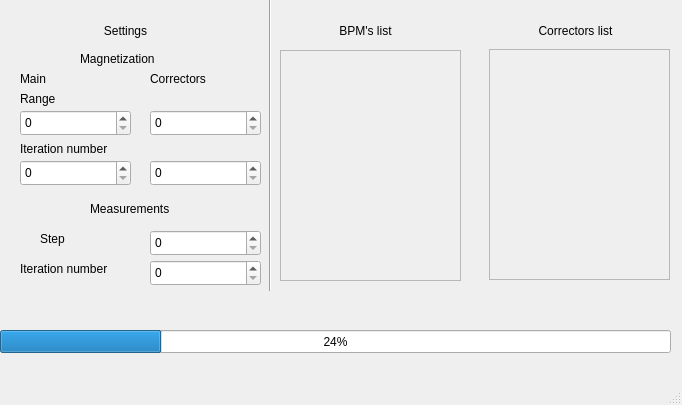
Qt form rma_main_window.ui (vitaliibalakin/c_orbit) before a commit.
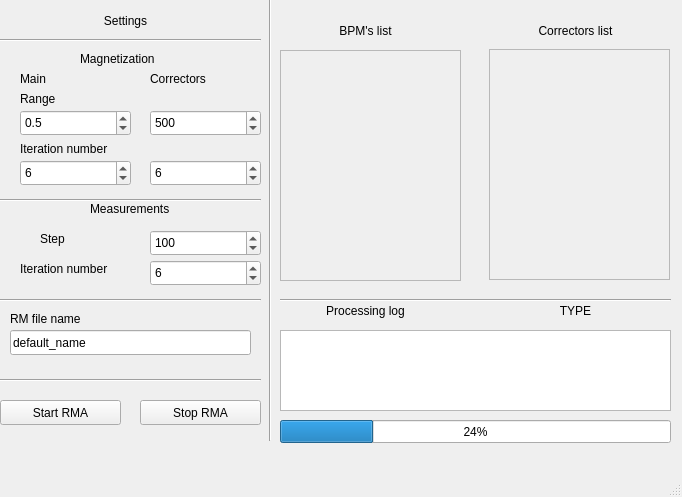
The same form after that commit.

Commit message: user interface finished next step - tests

Patch:
```diff
--- a/rma_main_window.ui
+++ b/rma_main_window.ui
@@ -7,7 +7,7 @@
     <x>0</x>
     <y>0</y>
     <width>682</width>
-    <height>405</height>
+    <height>497</height>
    </rect>
   </property>
   <property name="windowTitle">
@@ -18,7 +18,7 @@
     <property name="geometry">
      <rect>
       <x>10</x>
-      <y>20</y>
+      <y>10</y>
       <width>231</width>
       <height>21</height>
      </rect>
@@ -33,9 +33,9 @@
    <widget class="QProgressBar" name="progress_bar">
     <property name="geometry">
      <rect>
-      <x>0</x>
-      <y>330</y>
-      <width>671</width>
+      <x>280</x>
+      <y>420</y>
+      <width>391</width>
       <height>23</height>
      </rect>
     </property>
@@ -62,7 +62,7 @@
       <x>260</x>
       <y>-10</y>
       <width>20</width>
-      <height>301</height>
+      <height>451</height>
      </rect>
     </property>
     <property name="orientation">
@@ -84,6 +84,9 @@
     <property name="singleStep">
      <number>100</number>
     </property>
+    <property name="value">
+     <number>500</number>
+    </property>
    </widget>
    <widget class="QLabel" name="label_3">
     <property name="geometry">
@@ -98,22 +101,6 @@
      <string>Iteration number</string>
     </property>
    </widget>
-   <widget class="QSpinBox" name="mag_range_main">
-    <property name="geometry">
-     <rect>
-      <x>20</x>
-      <y>110</y>
-      <width>111</width>
-      <height>26</height>
-     </rect>
-    </property>
-    <property name="maximum">
-     <number>10</number>
-    </property>
-    <property name="singleStep">
-     <number>1</number>
-    </property>
-   </widget>
    <widget class="QLabel" name="label_4">
     <property name="geometry">
      <rect>
@@ -168,6 +155,9 @@
     <property name="singleStep">
      <number>1</number>
     </property>
+    <property name="value">
+     <number>6</number>
+    </property>
    </widget>
    <widget class="QSpinBox" name="mag_iter_cor">
     <property name="geometry">
@@ -184,6 +174,9 @@
     <property name="singleStep">
      <number>1</number>
     </property>
+    <property name="value">
+     <number>6</number>
+    </property>
    </widget>
    <widget class="QLabel" name="label_7">
     <property name="geometry">
@@ -226,6 +219,9 @@
     <property name="singleStep">
      <number>100</number>
     </property>
+    <property name="value">
+     <number>100</number>
+    </property>
    </widget>
    <widget class="QSpinBox" name="mag_iter_main_2">
     <property name="geometry">
@@ -242,6 +238,9 @@
     <property name="singleStep">
      <number>1</number>
     </property>
+    <property name="value">
+     <number>6</number>
+    </property>
    </widget>
    <widget class="QLabel" name="label_9">
     <property name="geometry">
@@ -320,6 +319,187 @@
      <set>Qt::AlignCenter</set>
     </property>
    </widget>
+   <widget class="QPushButton" name="btn_start_rma">
+    <property name="geometry">
+     <rect>
+      <x>0</x>
+      <y>400</y>
+      <width>121</width>
+      <height>25</height>
+     </rect>
+    </property>
+    <property name="text">
+     <string>Start RMA</string>
+    </property>
+   </widget>
+   <widget class="QPushButton" name="btn_stop_rma">
+    <property name="geometry">
+     <rect>
+      <x>140</x>
+      <y>400</y>
+      <width>121</width>
+      <height>25</height>
+     </rect>
+    </property>
+    <property name="text">
+     <string>Stop RMA</string>
+    </property>
+   </widget>
+   <widget class="QTextEdit" name="textEdit">
+    <property name="geometry">
+     <rect>
+      <x>280</x>
+      <y>330</y>
+      <width>391</width>
+      <height>81</height>
+     </rect>
+    </property>
+   </widget>
+   <widget class="Line" name="line_2">
+    <property name="geometry">
+     <rect>
+      <x>280</x>
+      <y>290</y>
+      <width>391</width>
+      <height>20</height>
+     </rect>
+    </property>
+    <property name="orientation">
+     <enum>Qt::Horizontal</enum>
+    </property>
+   </widget>
+   <widget class="QLabel" name="label_12">
+    <property name="geometry">
+     <rect>
+      <x>280</x>
+      <y>300</y>
+      <width>171</width>
+      <height>21</height>
+     </rect>
+    </property>
+    <property name="text">
+     <string>Processing log</string>
+    </property>
+    <property name="alignment">
+     <set>Qt::AlignCenter</set>
+    </property>
+   </widget>
+   <widget class="QLabel" name="label_13">
+    <property name="geometry">
+     <rect>
+      <x>10</x>
+      <y>310</y>
+      <width>111</width>
+      <height>17</height>
+     </rect>
+    </property>
+    <property name="text">
+     <string>RM file name</string>
+    </property>
+   </widget>
+   <widget class="QLineEdit" name="rm_name">
+    <property name="geometry">
+     <rect>
+      <x>10</x>
+      <y>330</y>
+      <width>241</width>
+      <height>25</height>
+     </rect>
+    </property>
+    <property name="text">
+     <string>default_name</string>
+    </property>
+   </widget>
+   <widget class="Line" name="line_3">
+    <property name="geometry">
+     <rect>
+      <x>0</x>
+      <y>190</y>
+      <width>261</width>
+      <height>20</height>
+     </rect>
+    </property>
+    <property name="orientation">
+     <enum>Qt::Horizontal</enum>
+    </property>
+   </widget>
+   <widget class="Line" name="line_4">
+    <property name="geometry">
+     <rect>
+      <x>0</x>
+      <y>30</y>
+      <width>261</width>
+      <height>20</height>
+     </rect>
+    </property>
+    <property name="orientation">
+     <enum>Qt::Horizontal</enum>
+    </property>
+   </widget>
+   <widget class="Line" name="line_5">
+    <property name="geometry">
+     <rect>
+      <x>0</x>
+      <y>290</y>
+      <width>261</width>
+      <height>20</height>
+     </rect>
+    </property>
+    <property name="orientation">
+     <enum>Qt::Horizontal</enum>
+    </property>
+   </widget>
+   <widget class="Line" name="line_6">
+    <property name="geometry">
+     <rect>
+      <x>0</x>
+      <y>370</y>
+      <width>261</width>
+      <height>20</height>
+     </rect>
+    </property>
+    <property name="orientation">
+     <enum>Qt::Horizontal</enum>
+    </property>
+   </widget>
+   <widget class="QLabel" name="label_type">
+    <property name="geometry">
+     <rect>
+      <x>490</x>
+      <y>300</y>
+      <width>171</width>
+      <height>21</height>
+     </rect>
+    </property>
+    <property name="text">
+     <string>TYPE</string>
+    </property>
+    <property name="alignment">
+     <set>Qt::AlignCenter</set>
+    </property>
+   </widget>
+   <widget class="QDoubleSpinBox" name="mag_range_main">
+    <property name="geometry">
+     <rect>
+      <x>20</x>
+      <y>110</y>
+      <width>111</width>
+      <height>26</height>
+     </rect>
+    </property>
+    <property name="decimals">
+     <number>1</number>
+    </property>
+    <property name="maximum">
+     <double>10.000000000000000</double>
+    </property>
+    <property name="singleStep">
+     <double>0.100000000000000</double>
+    </property>
+    <property name="value">
+     <double>0.500000000000000</double>
+    </property>
+   </widget>
   </widget>
   <widget class="QMenuBar" name="menubar">
    <property name="geometry">
```
Left out of the diff: 4 changed lines with no effect on the pictures. The commit also changes 2 other files.
